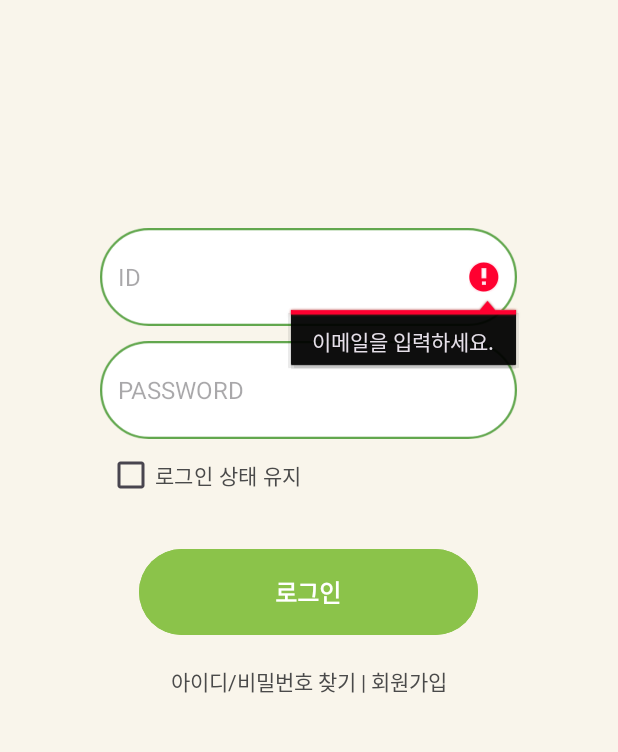
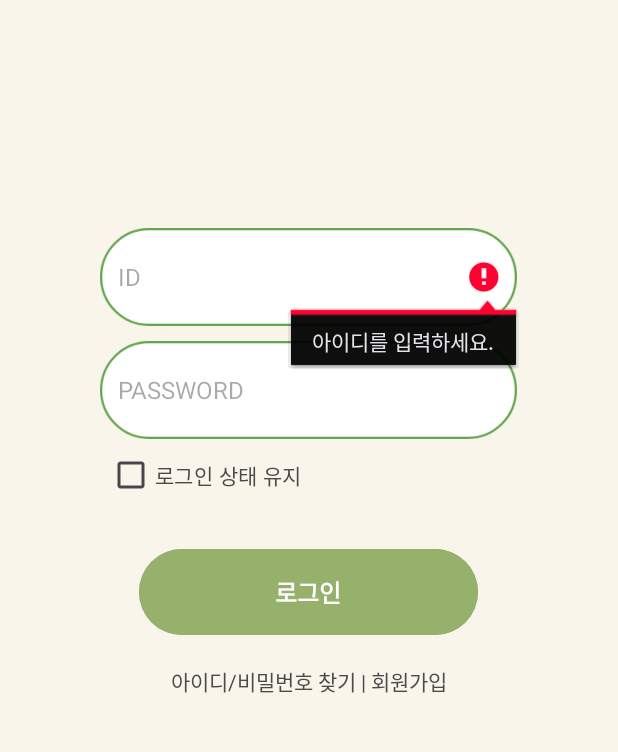
Before and after one commit to yammmit/PotpyTown, an Android app: the screen it shows after launch (LoginActivity), after a tap on "로그인", on a phone screen of 412 x 824 dp, the part 321-1073 px from its top. Run offline under Robolectric (Android 15) with nearby library versions, the light colour scheme and no system bars; our stand-ins replace Firebase (no records; nobody signed in at launch, a user with empty details on screens opened directly).

Commit message:
modi : 자동로그인 기능 임시 삭제, 안내 메시지 수정

```diff
--- a/app/src/main/java/com/example/potpytown/LoginActivity.java
+++ b/app/src/main/java/com/example/potpytown/LoginActivity.java
@@ -13,7 +13,6 @@ import android.widget.Toast;
 import androidx.appcompat.app.AppCompatActivity;
 
 import com.google.firebase.auth.FirebaseAuth;
-import com.google.firebase.auth.FirebaseUser;
 
 public class LoginActivity extends AppCompatActivity {
 
@@ -56,14 +55,14 @@ public class LoginActivity extends AppCompatActivity {
         });
 
         // 자동 로그인 체크박스
-        checkBoxRemember.setOnCheckedChangeListener((buttonView, isChecked) -> {
+        /*checkBoxRemember.setOnCheckedChangeListener((buttonView, isChecked) -> {
             if (isChecked) {
                 FirebaseUser currentUser = firebaseAuth.getCurrentUser();
                 if (currentUser != null) {
                     navigateToHome();
                 }
-            }
-        });
+
+        });*/
     }
 
     private void loginUser() {
@@ -71,7 +70,7 @@ public class LoginActivity extends AppCompatActivity {
         String password = editTextPassword.getText().toString().trim();
 
         if (TextUtils.isEmpty(email)) {
-            editTextID.setError("이메일을 입력하세요.");
+            editTextID.setError("아이디를 입력하세요.");
             return;
         }
 
--- a/app/src/main/res/layout/activity_login.xml
+++ b/app/src/main/res/layout/activity_login.xml
@@ -61,7 +61,7 @@
         android:id="@+id/buttonLogin"
         android:layout_width="226dp"
         android:layout_height="65dp"
-        android:backgroundTint="#8BC34A"
+        android:backgroundTint="@color/green"
         android:text="로그인"
         android:textColor="#FFFFFF"
         android:textSize="16sp"
```
